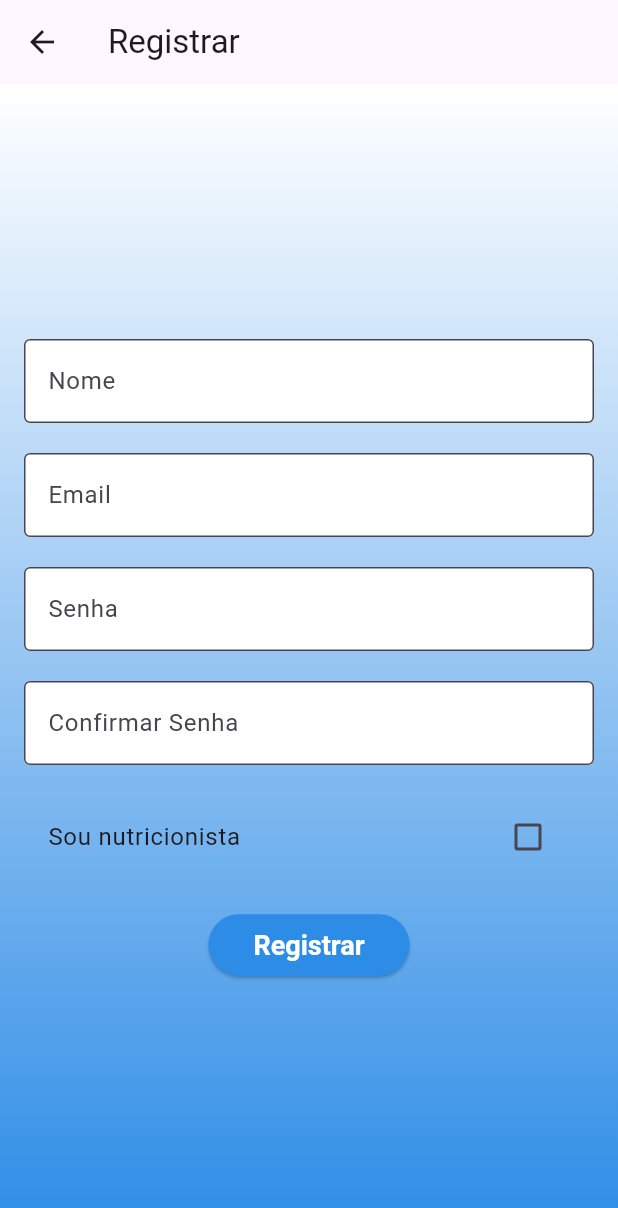
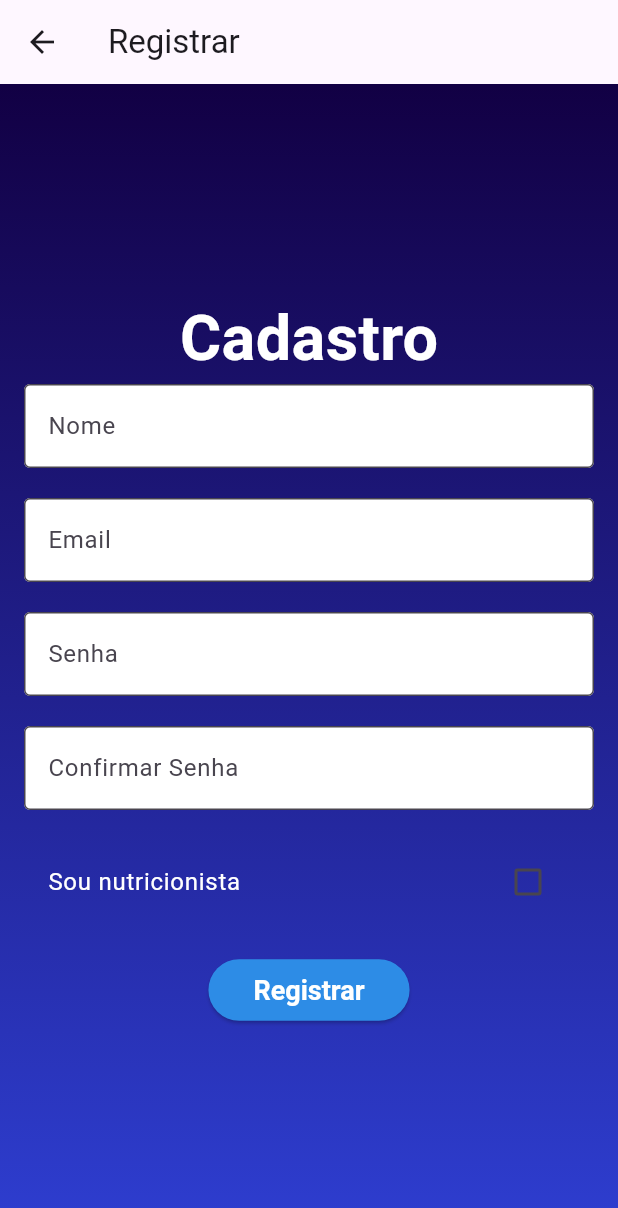
Before and after one commit to Imakkill/nutri, a Flutter app: the RegisterScreen screen opened by its route, on a phone screen of 412 x 824 dp. Shown: the top 1208 px of the screen. Run offline on Flutter 3.47's test engine with Material 3 defaults, Android fonts, the phone set to English and light mode, and no system bars; our stand-ins replace cloud_firestore, firebase_auth, firebase_core; accounts and stored records are empty.

Commit message:
register page alterada

```diff
--- a/lib/main.dart
+++ b/lib/main.dart
@@ -1,6 +1,5 @@
 import 'package:flutter/material.dart';
 import 'package:firebase_core/firebase_core.dart';
-import 'package:nutriplus/screens/home/home_screen.dart';
 import 'screens/auth/login_screen.dart';
 import 'screens/auth/register_screen.dart';
 import 'screens/home/patient_home_screen.dart'; // Corrigido o caminho
@@ -22,9 +21,8 @@ class MyApp extends StatelessWidget {
       theme: ThemeData(
         primarySwatch: Colors.green,
       ),
-      initialRoute: '/home',
+      initialRoute: '/login',
       routes: {
-        '/home': (context) => const HomeScreen(),
         '/login': (context) => const LoginScreen(),
         '/register': (context) => const RegisterScreen(),
         '/patientHome': (context) => const PatientHomeScreen(),
--- a/lib/screens/auth/register_screen.dart
+++ b/lib/screens/auth/register_screen.dart
@@ -88,7 +88,10 @@ class _RegisterScreenState extends State<RegisterScreen> {
           gradient: LinearGradient(
             begin: Alignment.topCenter,
             end: Alignment.bottomCenter,
-            colors: [Colors.white, Color.fromARGB(255, 45, 140, 230)],
+            colors: [
+              Color.fromARGB(255, 18, 0, 68),
+              Color.fromRGBO(46, 62, 209, 1)
+            ],
           ),
         ),
         child: Center(
@@ -98,6 +101,14 @@ class _RegisterScreenState extends State<RegisterScreen> {
               child: Column(
                 mainAxisAlignment: MainAxisAlignment.center,
                 children: [
+                  const Text(
+                    'Cadastro',
+                    style: TextStyle(
+                      fontSize: 42,
+                      fontWeight: FontWeight.bold,
+                      color: Colors.white,
+                    ),
+                  ),
                   TextFormField(
                     controller: _nameController,
                     decoration: const InputDecoration(
@@ -142,15 +153,21 @@ class _RegisterScreenState extends State<RegisterScreen> {
                   ),
                   const SizedBox(height: 20),
                   CheckboxListTile(
-                    title: const Text('Sou nutricionista'),
+                    title: const Text(
+                      'Sou nutricionista',
+                      style: TextStyle(
+                        color: Colors.white,
+                      ),
+                    ),
                     value: _isNutritionist,
                     onChanged: (bool? value) {
                       setState(() {
                         _isNutritionist = value ?? false;
                       });
                     },
-                    activeColor: const Color.fromARGB(255, 45, 140, 230),
-                    checkColor: Colors.white,
+
+                    activeColor: const Color.fromARGB(255, 32, 91, 219),
+                    checkColor: const Color.fromARGB(255, 255, 255, 255),
                   ),
                   const SizedBox(height: 20),
                   _isLoading
--- a/lib/screens/profile/patient_profile_screen.dart
+++ b/lib/screens/profile/patient_profile_screen.dart
@@ -52,7 +52,7 @@ class PatientProfileScreenState extends State<PatientProfileScreen> {
                     const CircleAvatar(
                       radius: 50,
                       backgroundImage:
-                          AssetImage('assets/profile_placeholder.png'),
+                          AssetImage('assets/images/profile_placeholder.png'),
                     ),
                     const SizedBox(height: 20),
                     Text(
```
Also changed, not shown: 1 other file.
